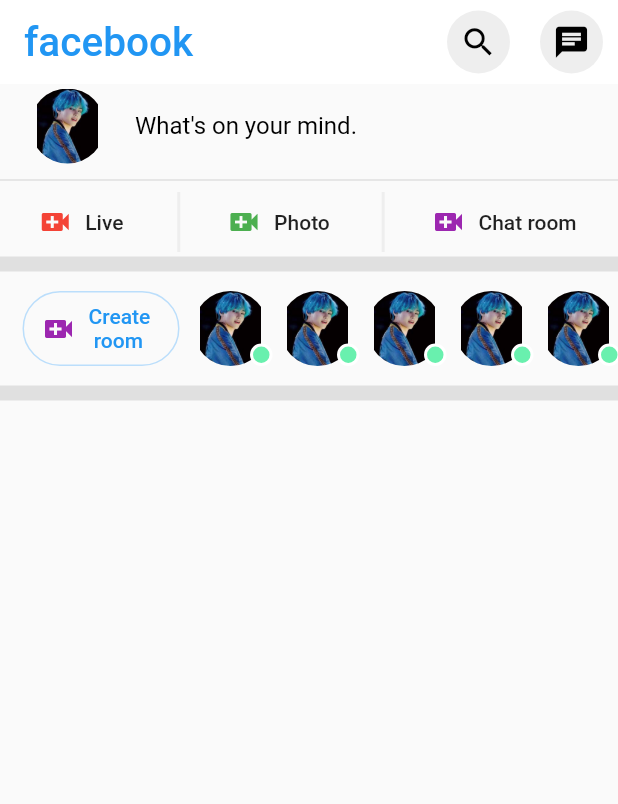
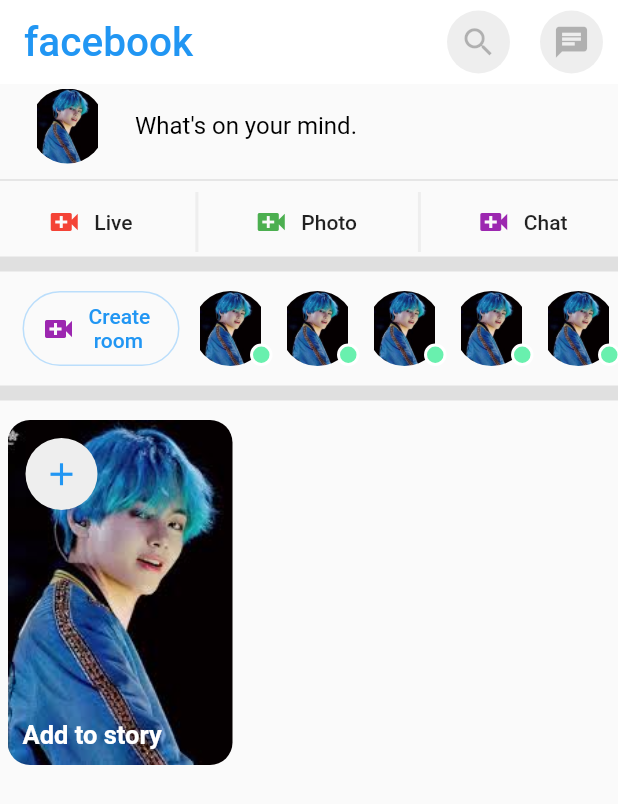
Before and after one commit to shintoanto/facebook_clone, a Flutter app: the screen it shows after launch, on a phone screen of 412 x 824 dp. Shown: the top 804 px of the screen. Run offline on Flutter 3.47's test engine with Material 2 defaults, Android fonts, the phone set to English and light mode, and no system bars.

Commit message:
Story section complete.

```diff
--- a/lib/home.dart
+++ b/lib/home.dart
@@ -1,7 +1,8 @@
 import 'package:facebook_clone/sections/roomSection.dart';
 import 'package:facebook_clone/sections/statusSection.dart';
+import 'package:facebook_clone/sections/storySection.dart';
 import 'package:flutter/material.dart';
-import 'package:facebook_clone/widgets/appBarButton.dart';
+import 'package:facebook_clone/widgets/circularButton.dart';
 import 'package:facebook_clone/sections/headerButtonSection.dart';
 
 class Home extends StatelessWidget {
@@ -28,13 +29,13 @@ class Home extends StatelessWidget {
             ),
           ),
           actions: <Widget>[
-            AppBarButton(
+            CircularButton(
               buttonIcon: Icons.search,
               buttonAction: () {
                 print("Search Button...");
               },
             ),
-            AppBarButton(
+            CircularButton(
               buttonIcon: Icons.chat,
               buttonAction: () {
                 print("Chat icon button...");
@@ -44,12 +45,19 @@ class Home extends StatelessWidget {
         ),
         body: ListView(
           children: <Widget>[
+            //Showing status bar
             StatusSection(),
+            //This is a divider.
             thinDivider,
+            //Header buttons.
             HeaderButtonSection(),
+            //This is a divider.
             thickDivider,
             RoomSection(),
+            //This is a divider.
             thickDivider,
+            //Showing story section.
+            StorySection(),
           ],
         ),
       ),
--- a/lib/sections/headerButtonSection.dart
+++ b/lib/sections/headerButtonSection.dart
@@ -35,6 +35,7 @@ class HeaderButtonSection extends StatelessWidget {
               buttonIcon: Icons.video_call,
               color: Colors.red,
               buttonText: "Live"),
+          //Vertical divider.
           verticaDivider,
           headerButton(
               buttonAction: () {
@@ -50,7 +51,7 @@ class HeaderButtonSection extends StatelessWidget {
               },
               buttonIcon: Icons.video_call,
               color: Colors.purple,
-              buttonText: "Chat room")
+              buttonText: "Chat")
         ],
       ),
     );
--- /dev/null
+++ b/lib/sections/storySection.dart
@@ -0,0 +1,15 @@
+import 'package:facebook_clone/widgets/storyCard.dart';
+import 'package:flutter/material.dart';
+
+class StorySection extends StatelessWidget {
+  @override
+  Widget build(BuildContext context) {
+    return Container(
+      height: 250,
+      child: ListView(
+        scrollDirection: Axis.horizontal,
+        children: <Widget>[StoryCard()],
+      ),
+    );
+  }
+}
--- a/lib/widgets/appBarButton.dart
+++ b/lib/widgets/circularButton.dart
@@ -1,9 +1,14 @@
 import 'package:flutter/material.dart';
 
-class AppBarButton extends StatelessWidget {
+class CircularButton extends StatelessWidget {
   final IconData buttonIcon;
   final void Function() buttonAction;
-  AppBarButton({@required this.buttonIcon, @required this.buttonAction});
+  final Color iconColor;
+  CircularButton({
+    @required this.buttonIcon,
+    @required this.buttonAction,
+    this.iconColor = Colors.black26,
+  });
 
   @override
   Widget build(BuildContext context) {
@@ -16,7 +21,7 @@ class AppBarButton extends StatelessWidget {
       child: IconButton(
           icon: Icon(
             buttonIcon,
-            color: Colors.black,
+            color: iconColor,
             size: 25,
           ),
           onPressed: buttonAction),
--- /dev/null
+++ b/lib/widgets/storyCard.dart
@@ -0,0 +1,49 @@
+import 'package:facebook_clone/assets.dart';
+import 'package:facebook_clone/widgets/circularButton.dart';
+import 'package:flutter/material.dart';
+
+class StoryCard extends StatelessWidget {
+  @override
+  Widget build(BuildContext context) {
+    return Container(
+      width: 150,
+      margin: EdgeInsets.only(
+        left: 5,
+        right: 5,
+        top: 10,
+        bottom: 10,
+      ),
+      decoration: BoxDecoration(
+        image: DecorationImage(
+          image: AssetImage(stone),
+          fit: BoxFit.cover,
+        ),
+        borderRadius: BorderRadius.circular(15),
+      ),
+      child: Stack(children: <Widget>[
+        Positioned(
+          left: 5,
+          top: 5,
+          child: CircularButton(
+              buttonIcon: Icons.add,
+              iconColor: Colors.blue,
+              buttonAction: () {
+                print("Print new story");
+              }),
+        ),
+        Positioned(
+          bottom: 10,
+          left: 10,
+          child: Text(
+            "Add to story",
+            style: TextStyle(
+              color: Colors.white,
+              fontSize: 17,
+              fontWeight: FontWeight.bold,
+            ),
+          ),
+        )
+      ]),
+    );
+  }
+}
```
